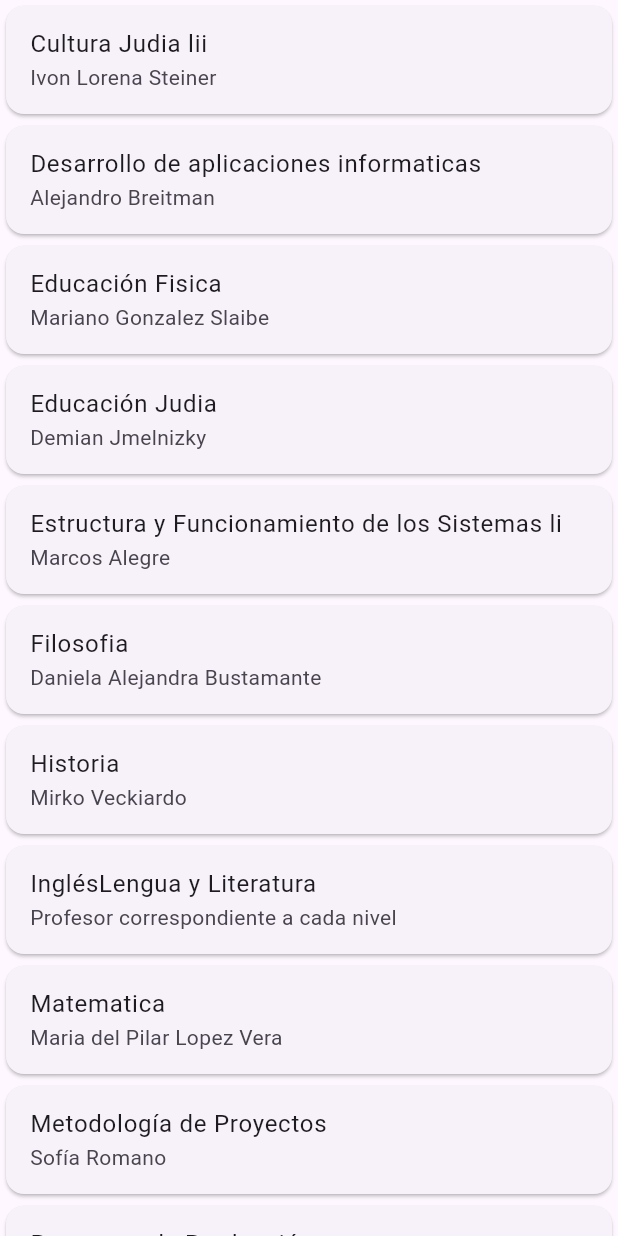
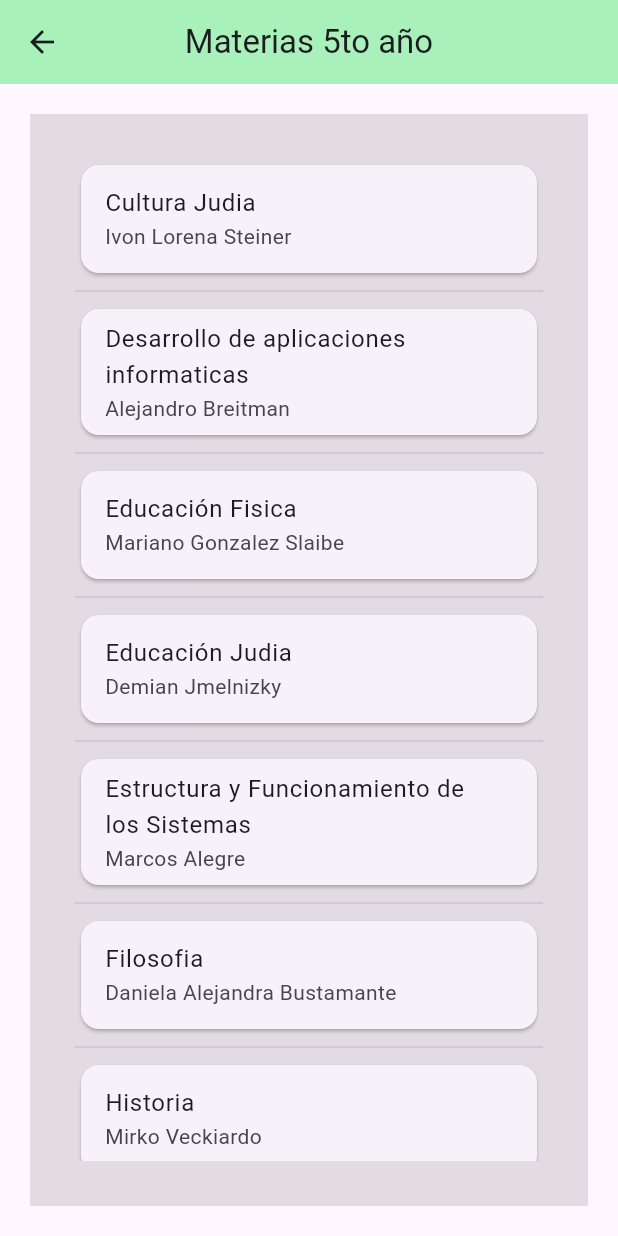
Before and after one commit to FelipeSalaa/DAP-FELIPE-SALA, a Flutter app: the HomeScreen screen opened directly, on a phone screen of 412 x 824 dp. Run offline on Flutter 3.47's test engine with Material 3 defaults, Android fonts, the phone set to English and light mode, and no system bars; our stand-ins replace go_router.

Commit message:
lista acomodada

```diff
--- a/Tp_pantallas/lib/presentation/Screens/home_screen.dart
+++ b/Tp_pantallas/lib/presentation/Screens/home_screen.dart
@@ -13,14 +13,14 @@ class HomeScreen extends StatelessWidget {
   @override
   Widget build(BuildContext context) {
     List<String> titulos = [
-      "Cultura Judia lii",
+      "Cultura Judia",
       "Desarrollo de aplicaciones informaticas ",
       "Educación Fisica",
       "Educación Judia",
-      "Estructura y Funcionamiento de los Sistemas li ",
+      "Estructura y Funcionamiento de los Sistemas",
       "Filosofia",
       "Historia",
-      "Inglés"
+      "Inglés",
       "Lengua y Literatura",
       "Matematica",
       "Metodología de Proyectos",
@@ -46,7 +46,19 @@ class HomeScreen extends StatelessWidget {
     ];
 
     return Scaffold(
-      body: ListView.builder(
+      appBar: AppBar(
+        title: const Text("Materias 5to año"),
+        centerTitle: true,
+        backgroundColor: const Color.fromARGB(86, 0, 230, 54),
+      ),
+      body: Center(
+        child: Container(
+          width: 500,
+          height: double.infinity,
+          color: const Color.fromARGB(37, 60, 57, 46),
+          margin: const EdgeInsets.all(20),
+          padding: const EdgeInsets.all(30),
+          child: ListView.separated(
             itemCount: titulos.length,
             itemBuilder: (context, index) {
               return Card(
@@ -58,6 +70,10 @@ class HomeScreen extends StatelessWidget {
                 ),
               );
             },
+            separatorBuilder: (BuildContext context, int index) =>
+                const Divider(),
+          ),
+        ),
       ),
     );
   }
```
Lines whose indentation alone changed are shown as unchanged.
